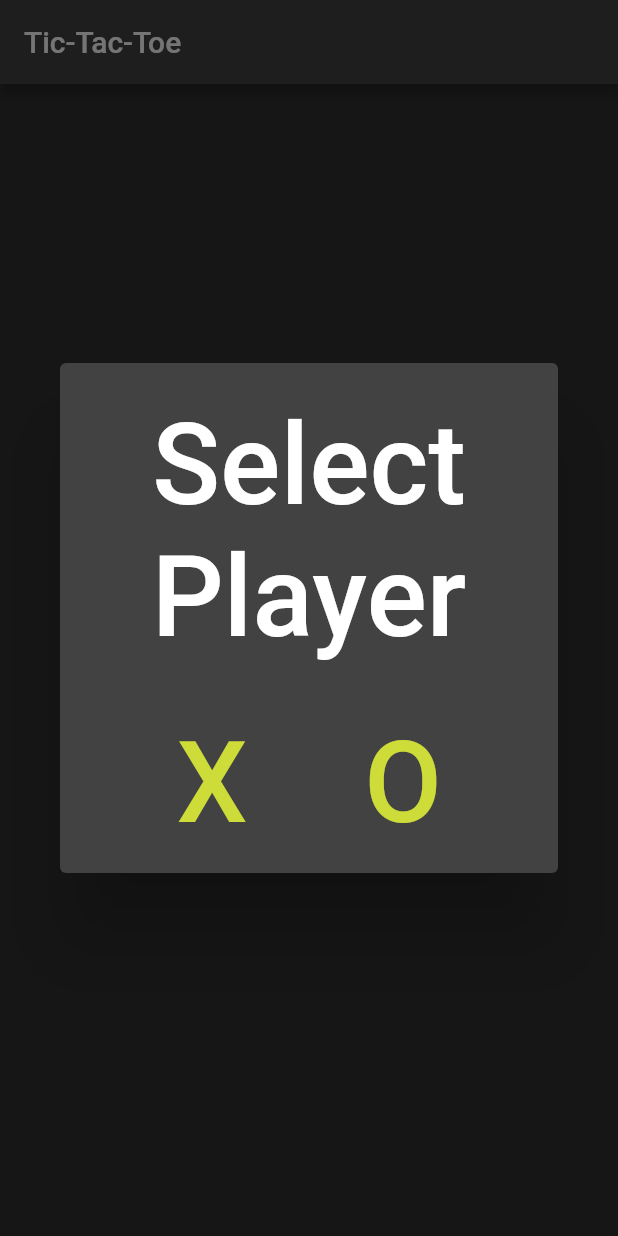
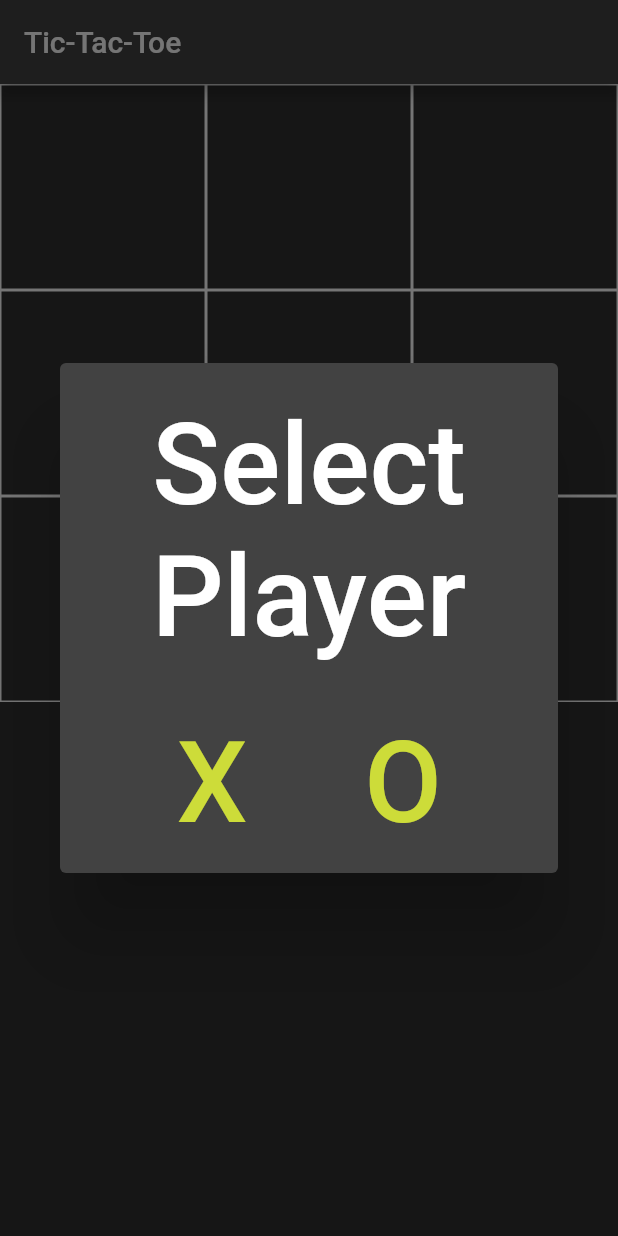
Before and after one commit to sean-hong/tic-tac-toe, a Flutter app: the screen it shows after launch, on a phone screen of 412 x 824 dp. Run offline on Flutter 3.47's test engine with Material 2 defaults, Android fonts, the phone set to English and light mode, and no system bars.

Commit message:
implemented rudimentary working version

```diff
--- a/lib/home_page.dart
+++ b/lib/home_page.dart
@@ -1,4 +1,5 @@
 import 'package:flutter/material.dart';
+import 'dart:math' show Random;
 
 class HomePage extends StatefulWidget {
   const HomePage({super.key, required this.title});
@@ -10,6 +11,9 @@ class HomePage extends StatefulWidget {
 }
 
 class _HomePageState extends State<HomePage> {
+  final List<String> _displaySymbols = ['', '', '', '', '', '', '', '', ''];
+  int _filledBoxes = 0;
+
   late String _player;
   late String _computer;
 
@@ -61,6 +65,29 @@ class _HomePageState extends State<HomePage> {
     );
   }
 
+  void _enteredSymbol(int index) {
+    setState(() {
+      if (_displaySymbols[index] == '') {
+        _displaySymbols[index] = _player;
+        _filledBoxes++;
+      }
+
+      bool foundEmptyBox = false;
+
+      while (!foundEmptyBox) {
+        int randomBox = Random().nextInt(_displaySymbols.length);
+
+        if (_filledBoxes == 9) break;
+
+        if (_displaySymbols[randomBox] == '') {
+          foundEmptyBox = true;
+          _displaySymbols[randomBox] = _computer;
+          _filledBoxes++;
+        }
+      }
+    });
+  }
+
   @override
   void initState() {
     super.initState();
@@ -78,12 +105,34 @@ class _HomePageState extends State<HomePage> {
         child: Column(
           mainAxisAlignment: MainAxisAlignment.center,
           children: <Widget>[
-            const Text(
-              'You have pushed the button this many times:',
-            ),
-            Text(
-              'test',
-              style: Theme.of(context).textTheme.headlineMedium,
+            Expanded(
+              child: GridView.builder(
+                itemCount: 9,
+                gridDelegate: const SliverGridDelegateWithFixedCrossAxisCount(
+                  crossAxisCount: 3,
+                ),
+                itemBuilder: (BuildContext context, int index) {
+                  return GestureDetector(
+                    onTap: () => _enteredSymbol(index),
+                    child: Container(
+                      decoration: BoxDecoration(
+                        border: Border.all(
+                          color: Colors.white,
+                        ),
+                      ),
+                      child: Center(
+                        child: Text(
+                          _displaySymbols[index],
+                          style: const TextStyle(
+                            color: Colors.white,
+                            fontSize: 75,
+                          ),
+                        ),
+                      ),
+                    ),
+                  );
+                },
+              ),
             ),
           ],
         ),
```
